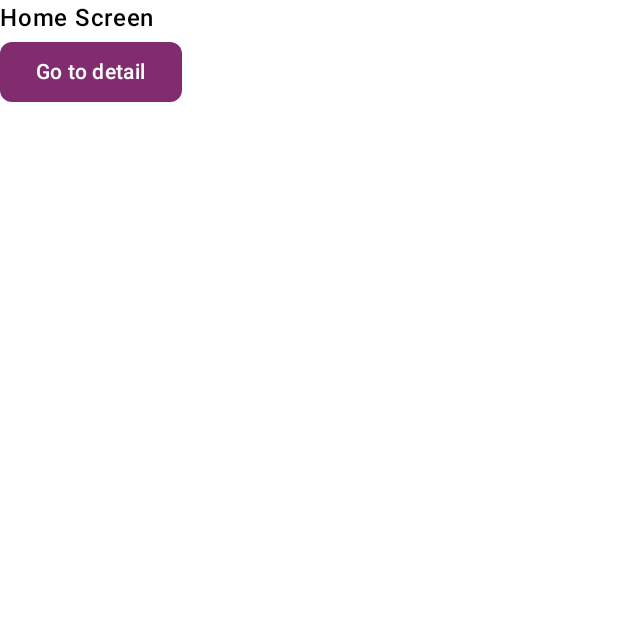
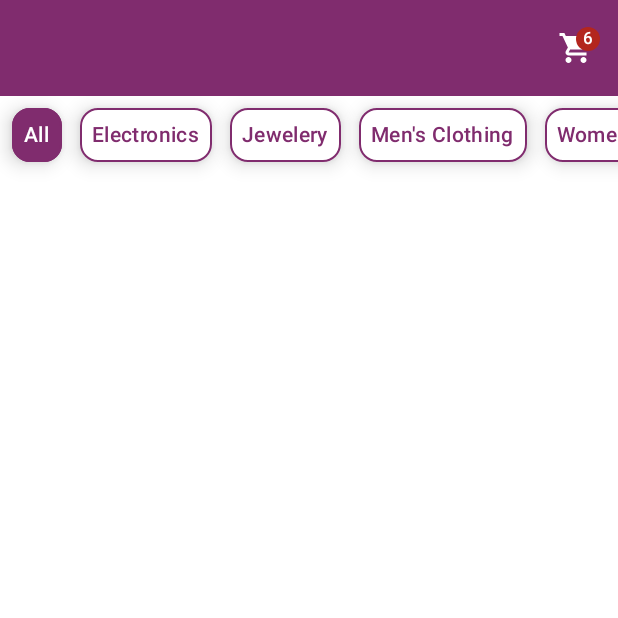
Before and after one commit to hudiohizari/fake-store, an Android app built with Jetpack Compose: the screen it shows after launch (MainActivity), on a phone screen of 412 x 824 dp, the top half of it. Run offline under Robolectric (Android 15) with nearby library versions, the phone set to English and light mode, and no system bars; our stand-ins replace Dagger/Hilt's generated code, constraintlayout-compose.

Commit message:
feat: ChipGroup at HomeScreen

```diff
--- /dev/null
+++ b/app/src/main/java/com/hizari/fakestore/ui/component/group/ChipGroup.kt
@@ -0,0 +1,63 @@
+package com.hizari.fakestore.ui.component.group
+
+import androidx.compose.foundation.layout.Arrangement
+import androidx.compose.foundation.layout.PaddingValues
+import androidx.compose.foundation.layout.fillMaxWidth
+import androidx.compose.foundation.lazy.LazyRow
+import androidx.compose.foundation.lazy.items
+import androidx.compose.runtime.Composable
+import androidx.compose.ui.Alignment
+import androidx.compose.ui.Modifier
+import androidx.compose.ui.tooling.preview.Preview
+import androidx.compose.ui.unit.dp
+import com.hizari.fakestore.ui.component.item.ChipItem
+import com.hizari.fakestore.ui.theme.FakeStoreTheme
+
+/**
+ * Fake Store - com.hizari.fakestore.ui.component.group
+ *
+ * Created by hudiohizari on 03/11/24.
+ * https://github.com/hudiohizari
+ *
+ */
+
+@Preview
+@Composable
+fun PreviewChipGroup() {
+    FakeStoreTheme {
+        ChipGroup(
+            items = listOf("All", "Men's clothing", "Women's clothing", "Jewelery", "Electronics"),
+            selected = "All",
+            onSelectedChanged = {
+
+            }
+        )
+    }
+}
+
+@Composable
+fun ChipGroup(
+    modifier: Modifier = Modifier,
+    contentPadding: PaddingValues = PaddingValues(all = 4.dp),
+    horizontalArrangement: Arrangement.Horizontal = Arrangement.spacedBy(4.dp),
+    items: List<String>,
+    selected: String?,
+    onSelectedChanged: (String) -> Unit,
+) {
+    LazyRow(
+        modifier = modifier.fillMaxWidth(),
+        contentPadding = contentPadding,
+        horizontalArrangement = horizontalArrangement,
+        verticalAlignment = Alignment.CenterVertically
+    ) {
+        items(items) { item ->
+            ChipItem(
+                name = item,
+                isSelected = selected == item,
+                onSelectionChanged = {
+                    onSelectedChanged(it)
+                },
+            )
+        }
+    }
+}
--- /dev/null
+++ b/app/src/main/java/com/hizari/fakestore/ui/component/item/ChipItem.kt
@@ -0,0 +1,80 @@
+package com.hizari.fakestore.ui.component.item
+
+import androidx.compose.foundation.BorderStroke
+import androidx.compose.foundation.clickable
+import androidx.compose.foundation.layout.Arrangement
+import androidx.compose.foundation.layout.PaddingValues
+import androidx.compose.foundation.layout.Row
+import androidx.compose.foundation.layout.fillMaxWidth
+import androidx.compose.foundation.layout.padding
+import androidx.compose.foundation.lazy.LazyRow
+import androidx.compose.foundation.selection.toggleable
+import androidx.compose.material3.MaterialTheme
+import androidx.compose.material3.Surface
+import androidx.compose.material3.Text
+import androidx.compose.runtime.Composable
+import androidx.compose.ui.Alignment
+import androidx.compose.ui.Modifier
+import androidx.compose.ui.graphics.Color
+import androidx.compose.ui.tooling.preview.Preview
+import androidx.compose.ui.unit.dp
+import com.hizari.fakestore.ui.theme.FakeStoreTheme
+import com.hizari.fakestore.ui.theme.Typography
+
+/**
+ * Fake Store - com.hizari.fakestore.ui.component.list
+ *
+ * Created by hudiohizari on 03/11/24.
+ * https://github.com/hudiohizari
+ *
+ */
+
+@Preview(showBackground = true)
+@Composable
+fun PreviewChipItem() {
+    FakeStoreTheme {
+        LazyRow(
+            modifier = Modifier.fillMaxWidth(),
+            contentPadding = PaddingValues(4.dp),
+            horizontalArrangement = Arrangement.spacedBy(4.dp),
+            verticalAlignment = Alignment.CenterVertically
+        ) {
+            items(10) {
+                ChipItem(
+                    name = "Chip $it",
+                    isSelected = false,
+                    onSelectionChanged = {}
+                )
+            }
+        }
+    }
+}
+
+@Composable
+fun ChipItem(
+    name: String,
+    isSelected: Boolean = false,
+    onSelectionChanged: (String) -> Unit = {},
+) {
+    Surface(
+        modifier = Modifier.padding(4.dp),
+        border = BorderStroke(
+            width = 1.dp,
+            color = MaterialTheme.colorScheme.primary
+        ),
+        color = if (isSelected) MaterialTheme.colorScheme.primary else MaterialTheme.colorScheme.surface,
+        shadowElevation = 8.dp,
+        shape = MaterialTheme.shapes.medium,
+    ) {
+        Row(modifier = Modifier
+            .clickable { onSelectionChanged(name) }
+        ) {
+            Text(
+                text = name,
+                style = Typography.bodyMedium,
+                color = if (isSelected) MaterialTheme.colorScheme.onPrimary else MaterialTheme.colorScheme.primary,
+                modifier = Modifier.padding(8.dp)
+            )
+        }
+    }
+}
--- a/app/src/main/java/com/hizari/fakestore/ui/screen/main/home/HomeScreen.kt
+++ b/app/src/main/java/com/hizari/fakestore/ui/screen/main/home/HomeScreen.kt
@@ -3,14 +3,26 @@ package com.hizari.fakestore.ui.screen.main.home
 import androidx.compose.foundation.background
 import androidx.compose.foundation.layout.Column
 import androidx.compose.foundation.layout.fillMaxSize
+import androidx.compose.foundation.layout.fillMaxWidth
+import androidx.compose.material.icons.Icons
+import androidx.compose.material.icons.filled.ShoppingCart
+import androidx.compose.material3.Badge
+import androidx.compose.material3.BadgedBox
+import androidx.compose.material3.Icon
+import androidx.compose.material3.IconButton
 import androidx.compose.material3.MaterialTheme
 import androidx.compose.material3.Text
 import androidx.compose.runtime.Composable
+import androidx.compose.runtime.collectAsState
+import androidx.compose.runtime.getValue
 import androidx.compose.ui.Modifier
+import androidx.compose.ui.res.stringResource
 import androidx.compose.ui.tooling.preview.Preview
+import androidx.hilt.navigation.compose.hiltViewModel
+import com.hizari.fakestore.R
 import com.hizari.fakestore.navigation.main.MainNavAction
-import com.hizari.fakestore.ui.component.button.FSButton
-import com.hizari.fakestore.ui.screen.main.detail.ProductDetailScreen
+import com.hizari.fakestore.ui.component.bar.FSTopAppBar
+import com.hizari.fakestore.ui.component.group.ChipGroup
 import com.hizari.fakestore.ui.theme.FakeStoreTheme
 import kotlinx.serialization.Serializable
 
@@ -29,10 +41,15 @@ data object HomeScreen
 fun HomeScreen(
     modifier: Modifier = Modifier,
     mainNavAction: (action: MainNavAction) -> Unit,
+    viewModel: HomeViewModel = hiltViewModel(),
 ) {
+    val viewState by viewModel.viewState.collectAsState()
+
     HomeScreenContent(
         modifier = modifier.fillMaxSize(),
-        mainNavAction = mainNavAction
+        mainNavAction = mainNavAction,
+        updateViewState = viewModel::updateViewState,
+        viewState = viewState
     )
 }
 
@@ -44,7 +61,9 @@ fun PreviewHomeScreenContent() {
             modifier = Modifier
                 .background(MaterialTheme.colorScheme.background)
                 .fillMaxSize(),
-            mainNavAction = {}
+            mainNavAction = {},
+            updateViewState = {},
+            viewState = HomeViewState()
         )
     }
 }
@@ -53,16 +72,38 @@ fun PreviewHomeScreenContent() {
 fun HomeScreenContent(
     modifier: Modifier = Modifier,
     mainNavAction: (action: MainNavAction) -> Unit,
+    updateViewState: ((HomeViewState) -> HomeViewState) -> Unit,
+    viewState: HomeViewState
 ) {
-    Column(
-        modifier = modifier
-    ) {
-        Text(text = "Home Screen")
-        FSButton(
-            onClick = {
-                mainNavAction.invoke(MainNavAction.GoToScreen(ProductDetailScreen("id")))
+    Column(modifier = modifier) {
+        FSTopAppBar(
+            actions = {
+                IconButton(onClick = { }) {
+                    BadgedBox(badge = {
+                        if (viewState.cartCounts <= 0) return@BadgedBox
+                        Badge {
+                            Text(text = viewState.cartCounts.toString())
+                        }
+                    }) {
+                        Icon(
+                            contentDescription = stringResource(R.string.cart),
+                            imageVector = Icons.Default.ShoppingCart,
+                            tint = MaterialTheme.colorScheme.onPrimary
+                        )
+                    }
+                }
             },
-            text = "Go to detail"
+            title = stringResource(R.string.app_name)
+        )
+        ChipGroup(
+            modifier = Modifier.fillMaxWidth(),
+            selected = viewState.selectedCategory,
+            items = viewState.categories,
+            onSelectedChanged = { item ->
+                updateViewState {
+                    it.copy(selectedCategory = item)
+                }
+            }
         )
     }
 }
--- /dev/null
+++ b/app/src/main/java/com/hizari/fakestore/ui/screen/main/home/HomeViewModel.kt
@@ -0,0 +1,27 @@
+package com.hizari.fakestore.ui.screen.main.home
+
+import androidx.lifecycle.ViewModel
+import dagger.hilt.android.lifecycle.HiltViewModel
+import kotlinx.coroutines.flow.MutableStateFlow
+import kotlinx.coroutines.flow.asStateFlow
+import kotlinx.coroutines.flow.update
+import javax.inject.Inject
+
+/**
+ * Fake Store - com.hizari.fakestore.ui.screen.main.home
+ *
+ * Created by hudiohizari on 03/11/24.
+ * https://github.com/hudiohizari
+ *
+ */
+
+@HiltViewModel
+class HomeViewModel @Inject constructor() : ViewModel() {
+
+    private val mutableViewState = MutableStateFlow(HomeViewState())
+    val viewState = mutableViewState.asStateFlow()
+
+    fun updateViewState(update: (HomeViewState) -> HomeViewState) {
+        mutableViewState.update(update)
+    }
+}
--- /dev/null
+++ b/app/src/main/java/com/hizari/fakestore/ui/screen/main/home/HomeViewState.kt
@@ -0,0 +1,23 @@
+package com.hizari.fakestore.ui.screen.main.home
+
+import kotlin.random.Random
+
+/**
+ * Fake Store - com.hizari.fakestore.ui.screen.main.home
+ *
+ * Created by hudiohizari on 03/11/24.
+ * https://github.com/hudiohizari
+ *
+ */
+
+data class HomeViewState(
+    val cartCounts: Int = Random.nextInt(10),
+    val categories: List<String> = listOf(
+        "All",
+        "Electronics",
+        "Jewelery",
+        "Men's Clothing",
+        "Women's Clothing"
+    ),
+    val selectedCategory: String = categories.first(),
+)
--- a/app/src/main/res/values/strings.xml
+++ b/app/src/main/res/values/strings.xml
@@ -1,4 +1,5 @@
 <resources>
+    <string name="cart">Cart</string>
     <string name="hide_password">Hide password</string>
     <string name="go_up">Go Up</string>
     <string name="login">Login</string>
```
